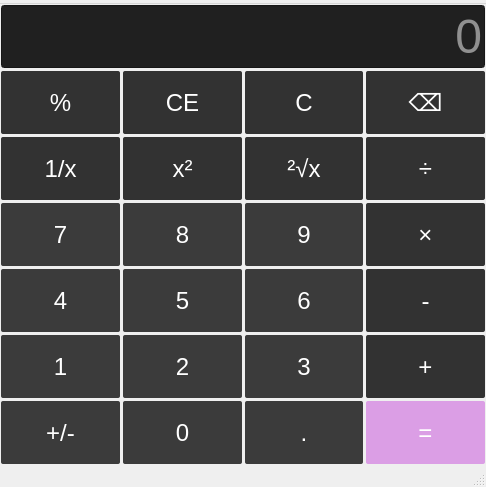
Old version of the form mainwindow.ui in the repository HarveyLoradom/QtCourse.
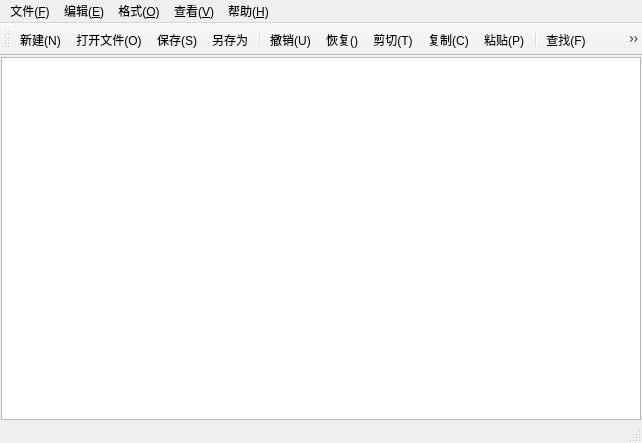
New version of the form. Icons and pictures are not drawn. Custom widgets are drawn as their Qt base class.

```diff
--- a/mainwindow.ui
+++ b/mainwindow.ui
@@ -6,36 +6,17 @@
    <rect>
     <x>0</x>
     <y>0</y>
-    <width>486</width>
-    <height>487</height>
+    <width>642</width>
+    <height>443</height>
    </rect>
   </property>
   <property name="windowTitle">
-   <string>计算器-程宇信-2022414040207</string>
-  </property>
-  <property name="styleSheet">
-   <string notr="true">QPushButton{
-font-size:24px;
-background-color:#C2C2C2;
-color:white;
-border-radius:2px;
-}
-
-QPushButton:hover{
-color:black;
-background-color:#C6E2FF;
-}</string>
+   <string>MainWindow</string>
   </property>
   <widget class="QWidget" name="centralwidget">
-   <property name="sizePolicy">
-    <sizepolicy hsizetype="Minimum" vsizetype="Minimum">
-     <horstretch>0</horstretch>
-     <verstretch>0</verstretch>
-    </sizepolicy>
-   </property>
    <layout class="QVBoxLayout" name="verticalLayout">
     <property name="spacing">
-     <number>3</number>
+     <number>0</number>
     </property>
     <property name="leftMargin">
      <number>1</number>
@@ -50,607 +31,7 @@
      <number>1</number>
     </property>
     <item>
-     <widget class="QLineEdit" name="Display">
-      <property name="minimumSize">
-       <size>
-        <width>332</width>
-        <height>25</height>
-       </size>
-      </property>
-      <property name="styleSheet">
-       <string notr="true">QLineEdit{
-   color:#FFFFFF;
-   background-color:#202020;
-   font-size:48px;
-}</string>
-      </property>
-      <property name="alignment">
-       <set>Qt::AlignmentFlag::AlignRight|Qt::AlignmentFlag::AlignTrailing|Qt::AlignmentFlag::AlignVCenter</set>
-      </property>
-      <property name="placeholderText">
-       <string>0</string>
-      </property>
-     </widget>
-    </item>
-    <item>
-     <layout class="QGridLayout" name="gridLayout_3">
-      <item row="1" column="2">
-       <widget class="QPushButton" name="btnSqrt">
-        <property name="sizePolicy">
-         <sizepolicy hsizetype="Minimum" vsizetype="Minimum">
-          <horstretch>0</horstretch>
-          <verstretch>0</verstretch>
-         </sizepolicy>
-        </property>
-        <property name="styleSheet">
-         <string notr="true">QPushButton{
-    font-size:24px;
-    color:#FFFFFF;
-    background-color:#323232;
-}
-
-QPushButton:hover{
-    background-color:#3B3B3B;
-}</string>
-        </property>
-        <property name="text">
-         <string>²√x</string>
-        </property>
-       </widget>
-      </item>
-      <item row="5" column="1">
-       <widget class="QPushButton" name="btnNum0">
-        <property name="sizePolicy">
-         <sizepolicy hsizetype="Minimum" vsizetype="Minimum">
-          <horstretch>0</horstretch>
-          <verstretch>0</verstretch>
-         </sizepolicy>
-        </property>
-        <property name="styleSheet">
-         <string notr="true">QPushButton{
-    font-size:24px;
-    color:#FFFFFF;
-    background-color:#3B3B3B;
-}
-
-QPushButton:hover{
-    background-color:#323232;
-}</string>
-        </property>
-        <property name="text">
-         <string>0</string>
-        </property>
-       </widget>
-      </item>
-      <item row="0" column="2">
-       <widget class="QPushButton" name="btnC">
-        <property name="sizePolicy">
-         <sizepolicy hsizetype="Minimum" vsizetype="Minimum">
-          <horstretch>0</horstretch>
-          <verstretch>0</verstretch>
-         </sizepolicy>
-        </property>
-        <property name="styleSheet">
-         <string notr="true">QPushButton{
-    font-size:24px;
-    color:#FFFFFF;
-    background-color:#323232;
-}
-
-QPushButton:hover{
-    background-color:#3B3B3B;
-}</string>
-        </property>
-        <property name="text">
-         <string>C</string>
-        </property>
-       </widget>
-      </item>
-      <item row="2" column="0">
-       <widget class="QPushButton" name="btnNum7">
-        <property name="sizePolicy">
-         <sizepolicy hsizetype="Minimum" vsizetype="Minimum">
-          <horstretch>0</horstretch>
-          <verstretch>0</verstretch>
-         </sizepolicy>
-        </property>
-        <property name="styleSheet">
-         <string notr="true">QPushButton{
-    font-size:24px;
-    color:#FFFFFF;
-    background-color:#3B3B3B;
-}
-
-QPushButton:hover{
-    background-color:#323232;
-}</string>
-        </property>
-        <property name="text">
-         <string>7</string>
-        </property>
-       </widget>
-      </item>
-      <item row="4" column="2">
-       <widget class="QPushButton" name="btnNum3">
-        <property name="sizePolicy">
-         <sizepolicy hsizetype="Minimum" vsizetype="Minimum">
-          <horstretch>0</horstretch>
-          <verstretch>0</verstretch>
-         </sizepolicy>
-        </property>
-        <property name="styleSheet">
-         <string notr="true">QPushButton{
-    font-size:24px;
-    color:#FFFFFF;
-    background-color:#3B3B3B;
-}
-
-QPushButton:hover{
-    background-color:#323232;
-}</string>
-        </property>
-        <property name="text">
-         <string>3</string>
-        </property>
-       </widget>
-      </item>
-      <item row="4" column="1">
-       <widget class="QPushButton" name="btnNum2">
-        <property name="sizePolicy">
-         <sizepolicy hsizetype="Minimum" vsizetype="Minimum">
-          <horstretch>0</horstretch>
-          <verstretch>0</verstretch>
-         </sizepolicy>
-        </property>
-        <property name="styleSheet">
-         <string notr="true">QPushButton{
-    font-size:24px;
-    color:#FFFFFF;
-    background-color:#3B3B3B;
-}
-
-QPushButton:hover{
-    background-color:#323232;
-}</string>
-        </property>
-        <property name="text">
-         <string>2</string>
-        </property>
-       </widget>
-      </item>
-      <item row="1" column="0">
-       <widget class="QPushButton" name="btnF">
-        <property name="sizePolicy">
-         <sizepolicy hsizetype="Minimum" vsizetype="Minimum">
-          <horstretch>0</horstretch>
-          <verstretch>0</verstretch>
-         </sizepolicy>
-        </property>
-        <property name="styleSheet">
-         <string notr="true">QPushButton{
-    font-size:24px;
-    color:#FFFFFF;
-    background-color:#323232;
-}
-
-QPushButton:hover{
-    background-color:#3B3B3B;
-}</string>
-        </property>
-        <property name="text">
-         <string>1/x</string>
-        </property>
-       </widget>
-      </item>
-      <item row="1" column="3">
-       <widget class="QPushButton" name="btnDivide">
-        <property name="sizePolicy">
-         <sizepolicy hsizetype="Minimum" vsizetype="Minimum">
-          <horstretch>0</horstretch>
-          <verstretch>0</verstretch>
-         </sizepolicy>
-        </property>
-        <property name="styleSheet">
-         <string notr="true">QPushButton{
-    font-size:24px;
-    color:#FFFFFF;
-    background-color:#323232;
-}
-
-QPushButton:hover{
-    background-color:#3B3B3B;
-}</string>
-        </property>
-        <property name="text">
-         <string>÷</string>
-        </property>
-       </widget>
-      </item>
-      <item row="2" column="3">
-       <widget class="QPushButton" name="btnMulti">
-        <property name="sizePolicy">
-         <sizepolicy hsizetype="Minimum" vsizetype="Minimum">
-          <horstretch>0</horstretch>
-          <verstretch>0</verstretch>
-         </sizepolicy>
-        </property>
-        <property name="styleSheet">
-         <string notr="true">QPushButton{
-    font-size:24px;
-    color:#FFFFFF;
-    background-color:#323232;
-}
-
-QPushButton:hover{
-    background-color:#3B3B3B;
-}</string>
-        </property>
-        <property name="text">
-         <string>×</string>
-        </property>
-       </widget>
-      </item>
-      <item row="2" column="2">
-       <widget class="QPushButton" name="btnNum9">
-        <property name="sizePolicy">
-         <sizepolicy hsizetype="Minimum" vsizetype="Minimum">
-          <horstretch>0</horstretch>
-          <verstretch>0</verstretch>
-         </sizepolicy>
-        </property>
-        <property name="styleSheet">
-         <string notr="true">QPushButton{
-    font-size:24px;
-    color:#FFFFFF;
-    background-color:#3B3B3B;
-}
-
-QPushButton:hover{
-    background-color:#323232;
-}</string>
-        </property>
-        <property name="text">
-         <string>9</string>
-        </property>
-       </widget>
-      </item>
-      <item row="3" column="0">
-       <widget class="QPushButton" name="btnNum4">
-        <property name="sizePolicy">
-         <sizepolicy hsizetype="Minimum" vsizetype="Minimum">
-          <horstretch>0</horstretch>
-          <verstretch>0</verstretch>
-         </sizepolicy>
-        </property>
-        <property name="styleSheet">
-         <string notr="true">QPushButton{
-    font-size:24px;
-    color:#FFFFFF;
-    background-color:#3B3B3B;
-}
-
-QPushButton:hover{
-    background-color:#323232;
-}</string>
-        </property>
-        <property name="text">
-         <string>4</string>
-        </property>
-       </widget>
-      </item>
-      <item row="3" column="2">
-       <widget class="QPushButton" name="btnNum6">
-        <property name="sizePolicy">
-         <sizepolicy hsizetype="Minimum" vsizetype="Minimum">
-          <horstretch>0</horstretch>
-          <verstretch>0</verstretch>
-         </sizepolicy>
-        </property>
-        <property name="styleSheet">
-         <string notr="true">QPushButton{
-    font-size:24px;
-    color:#FFFFFF;
-    background-color:#3B3B3B;
-}
-
-QPushButton:hover{
-    background-color:#323232;
-}</string>
-        </property>
-        <property name="text">
-         <string>6</string>
-        </property>
-       </widget>
-      </item>
-      <item row="0" column="3">
-       <widget class="QPushButton" name="btnDelete">
-        <property name="sizePolicy">
-         <sizepolicy hsizetype="Minimum" vsizetype="Minimum">
-          <horstretch>0</horstretch>
-          <verstretch>0</verstretch>
-         </sizepolicy>
-        </property>
-        <property name="styleSheet">
-         <string notr="true">QPushButton{
-    font-size:24px;
-    color:#FFFFFF;
-    background-color:#323232;
-}
-
-QPushButton:hover{
-    background-color:#3B3B3B;
-}</string>
-        </property>
-        <property name="text">
-         <string>⌫</string>
-        </property>
-       </widget>
-      </item>
-      <item row="4" column="3">
-       <widget class="QPushButton" name="btnAdd">
-        <property name="sizePolicy">
-         <sizepolicy hsizetype="Minimum" vsizetype="Minimum">
-          <horstretch>0</horstretch>
-          <verstretch>0</verstretch>
-         </sizepolicy>
-        </property>
-        <property name="styleSheet">
-         <string notr="true">QPushButton{
-    font-size:24px;
-    color:#FFFFFF;
-    background-color:#323232;
-}
-
-QPushButton:hover{
-    background-color:#3B3B3B;
-}</string>
-        </property>
-        <property name="text">
-         <string>+</string>
-        </property>
-       </widget>
-      </item>
-      <item row="4" column="0">
-       <widget class="QPushButton" name="btnNum1">
-        <property name="sizePolicy">
-         <sizepolicy hsizetype="Minimum" vsizetype="Minimum">
-          <horstretch>0</horstretch>
-          <verstretch>0</verstretch>
-         </sizepolicy>
-        </property>
-        <property name="styleSheet">
-         <string notr="true">QPushButton{
-    font-size:24px;
-    color:#FFFFFF;
-    background-color:#3B3B3B;
-}
-
-QPushButton:hover{
-    background-color:#323232;
-}</string>
-        </property>
-        <property name="text">
-         <string>1</string>
-        </property>
-       </widget>
-      </item>
-      <item row="3" column="3">
-       <widget class="QPushButton" name="btnSub">
-        <property name="sizePolicy">
-         <sizepolicy hsizetype="Minimum" vsizetype="Minimum">
-          <horstretch>0</horstretch>
-          <verstretch>0</verstretch>
-         </sizepolicy>
-        </property>
-        <property name="styleSheet">
-         <string notr="true">QPushButton{
-    font-size:24px;
-    color:#FFFFFF;
-    background-color:#323232;
-}
-
-QPushButton:hover{
-    background-color:#3B3B3B;
-}</string>
-        </property>
-        <property name="text">
-         <string>-</string>
-        </property>
-       </widget>
-      </item>
-      <item row="5" column="0">
-       <widget class="QPushButton" name="btnAddSub">
-        <property name="sizePolicy">
-         <sizepolicy hsizetype="Minimum" vsizetype="Minimum">
-          <horstretch>0</horstretch>
-          <verstretch>0</verstretch>
-         </sizepolicy>
-        </property>
-        <property name="styleSheet">
-         <string notr="true">QPushButton{
-    font-size:24px;
-    color:#FFFFFF;
-    background-color:#3B3B3B;
-}
-
-QPushButton:hover{
-    background-color:#323232;
-}</string>
-        </property>
-        <property name="text">
-         <string>+/-</string>
-        </property>
-       </widget>
-      </item>
-      <item row="5" column="2">
-       <widget class="QPushButton" name="btnDian">
-        <property name="sizePolicy">
-         <sizepolicy hsizetype="Minimum" vsizetype="Minimum">
-          <horstretch>0</horstretch>
-          <verstretch>0</verstretch>
-         </sizepolicy>
-        </property>
-        <property name="styleSheet">
-         <string notr="true">QPushButton{
-    font-size:24px;
-    color:#FFFFFF;
-    background-color:#3B3B3B;
-}
-
-QPushButton:hover{
-    background-color:#323232;
-}</string>
-        </property>
-        <property name="text">
-         <string>.</string>
-        </property>
-       </widget>
-      </item>
-      <item row="1" column="1">
-       <widget class="QPushButton" name="btnSquare">
-        <property name="sizePolicy">
-         <sizepolicy hsizetype="Minimum" vsizetype="Minimum">
-          <horstretch>0</horstretch>
-          <verstretch>0</verstretch>
-         </sizepolicy>
-        </property>
-        <property name="styleSheet">
-         <string notr="true">QPushButton{
-    font-size:24px;
-    color:#FFFFFF;
-    background-color:#323232;
-}
-
-QPushButton:hover{
-    background-color:#3B3B3B;
-}</string>
-        </property>
-        <property name="text">
-         <string>x²</string>
-        </property>
-       </widget>
-      </item>
-      <item row="5" column="3">
-       <widget class="QPushButton" name="btnAll">
-        <property name="sizePolicy">
-         <sizepolicy hsizetype="Minimum" vsizetype="Minimum">
-          <horstretch>0</horstretch>
-          <verstretch>0</verstretch>
-         </sizepolicy>
-        </property>
-        <property name="styleSheet">
-         <string notr="true">QPushButton{
-    font-size:24px;
-    color:#FFFFFF;
-    background-color:#DB9EE5;
-}
-
-QPushButton:hover{
-    background-color:rgb(201,113,217);
-}</string>
-        </property>
-        <property name="text">
-         <string>=</string>
-        </property>
-       </widget>
-      </item>
-      <item row="2" column="1">
-       <widget class="QPushButton" name="btnNum8">
-        <property name="sizePolicy">
-         <sizepolicy hsizetype="Minimum" vsizetype="Minimum">
-          <horstretch>0</horstretch>
-          <verstretch>0</verstretch>
-         </sizepolicy>
-        </property>
-        <property name="styleSheet">
-         <string notr="true">QPushButton{
-    font-size:24px;
-    color:#FFFFFF;
-    background-color:#3B3B3B;
-}
-
-QPushButton:hover{
-    background-color:#323232;
-}</string>
-        </property>
-        <property name="text">
-         <string>8</string>
-        </property>
-       </widget>
-      </item>
-      <item row="0" column="1">
-       <widget class="QPushButton" name="btnCE">
-        <property name="sizePolicy">
-         <sizepolicy hsizetype="Minimum" vsizetype="Minimum">
-          <horstretch>0</horstretch>
-          <verstretch>0</verstretch>
-         </sizepolicy>
-        </property>
-        <property name="styleSheet">
-         <string notr="true">QPushButton{
-    font-size:24px;
-    color:#FFFFFF;
-    background-color:#323232;
-}
-
-QPushButton:hover{
-    background-color:#3B3B3B;
-}</string>
-        </property>
-        <property name="text">
-         <string>CE</string>
-        </property>
-       </widget>
-      </item>
-      <item row="3" column="1">
-       <widget class="QPushButton" name="btnNum5">
-        <property name="sizePolicy">
-         <sizepolicy hsizetype="Minimum" vsizetype="Minimum">
-          <horstretch>0</horstretch>
-          <verstretch>0</verstretch>
-         </sizepolicy>
-        </property>
-        <property name="styleSheet">
-         <string notr="true">QPushButton{
-    font-size:24px;
-    color:#FFFFFF;
-    background-color:#3B3B3B;
-}
-
-QPushButton:hover{
-    background-color:#323232;
-}</string>
-        </property>
-        <property name="text">
-         <string>5</string>
-        </property>
-       </widget>
-      </item>
-      <item row="0" column="0">
-       <widget class="QPushButton" name="btnPercent">
-        <property name="sizePolicy">
-         <sizepolicy hsizetype="Minimum" vsizetype="Minimum">
-          <horstretch>0</horstretch>
-          <verstretch>0</verstretch>
-         </sizepolicy>
-        </property>
-        <property name="styleSheet">
-         <string notr="true">QPushButton{
-    font-size:24px;
-    color:#FFFFFF;
-    background-color:#323232;
-}
-
-QPushButton:hover{
-    background-color:#3B3B3B;
-}</string>
-        </property>
-        <property name="text">
-         <string>%</string>
-        </property>
-       </widget>
-      </item>
-     </layout>
+     <widget class="CodeEditor" name="textEdit"/>
     </item>
    </layout>
   </widget>
@@ -659,19 +40,484 @@
     <rect>
      <x>0</x>
      <y>0</y>
-     <width>486</width>
+     <width>642</width>
      <height>25</height>
     </rect>
    </property>
    <widget class="QMenu" name="menu">
     <property name="title">
-     <string/>
+     <string>文件(&amp;F)</string>
     </property>
+    <addaction name="actionNew"/>
+    <addaction name="actionOpen"/>
+    <addaction name="actionSave"/>
+    <addaction name="actionSaveAs"/>
+    <addaction name="actionExit"/>
+   </widget>
+   <widget class="QMenu" name="menu_E">
+    <property name="title">
+     <string>编辑(&amp;E)</string>
+    </property>
+    <addaction name="actionUndo"/>
+    <addaction name="actionRedo"/>
+    <addaction name="actionCut"/>
+    <addaction name="actionCopy"/>
+    <addaction name="actionPaste"/>
+    <addaction name="separator"/>
+    <addaction name="actionFind"/>
+    <addaction name="actionReplace"/>
+    <addaction name="separator"/>
+    <addaction name="actionSelectAll"/>
+   </widget>
+   <widget class="QMenu" name="menu_O">
+    <property name="title">
+     <string>格式(&amp;O)</string>
+    </property>
+    <addaction name="actionFont"/>
+    <addaction name="actionFontcolor"/>
+    <addaction name="separator"/>
+    <addaction name="actionShowLineNumber"/>
+    <addaction name="actionLineWrap"/>
+    <addaction name="separator"/>
+    <addaction name="actionFontbackgroundcolor"/>
+    <addaction name="actionEditbackgroundcolor"/>
+   </widget>
+   <widget class="QMenu" name="menu_V">
+    <property name="title">
+     <string>查看(&amp;V)</string>
+    </property>
+    <addaction name="actionToolBar"/>
+    <addaction name="actionStatusBar"/>
+   </widget>
+   <widget class="QMenu" name="menu_H">
+    <property name="title">
+     <string>帮助(&amp;H)</string>
+    </property>
+    <addaction name="actionAbout"/>
    </widget>
    <addaction name="menu"/>
+   <addaction name="menu_E"/>
+   <addaction name="menu_O"/>
+   <addaction name="menu_V"/>
+   <addaction name="menu_H"/>
   </widget>
   <widget class="QStatusBar" name="statusbar"/>
+  <widget class="QToolBar" name="toolBar">
+   <property name="windowTitle">
+    <string>toolBar</string>
+   </property>
+   <attribute name="toolBarArea">
+    <enum>TopToolBarArea</enum>
+   </attribute>
+   <attribute name="toolBarBreak">
+    <bool>false</bool>
+   </attribute>
+   <addaction name="actionNew"/>
+   <addaction name="actionOpen"/>
+   <addaction name="actionSave"/>
+   <addaction name="actionSaveAs"/>
+   <addaction name="separator"/>
+   <addaction name="actionUndo"/>
+   <addaction name="actionRedo"/>
+   <addaction name="actionCut"/>
+   <addaction name="actionCopy"/>
+   <addaction name="actionPaste"/>
+   <addaction name="separator"/>
+   <addaction name="actionFind"/>
+   <addaction name="actionReplace"/>
+   <addaction name="actionFont"/>
+   <addaction name="actionShowLineNumber"/>
+   <addaction name="actionLineWrap"/>
+   <addaction name="separator"/>
+   <addaction name="actionToolBar"/>
+   <addaction name="actionStatusBar"/>
+   <addaction name="separator"/>
+  </widget>
+  <action name="actionNew">
+   <property name="icon">
+    <iconset resource="icon.qrc">
+     <normaloff>:/img/new.svg</normaloff>:/img/new.svg</iconset>
+   </property>
+   <property name="text">
+    <string>新建(&amp;N)</string>
+   </property>
+   <property name="toolTip">
+    <string>新建</string>
+   </property>
+   <property name="shortcut">
+    <string>Ctrl+N</string>
+   </property>
+   <property name="menuRole">
+    <enum>QAction::MenuRole::NoRole</enum>
+   </property>
+  </action>
+  <action name="actionOpen">
+   <property name="icon">
+    <iconset resource="icon.qrc">
+     <normaloff>:/img/open.svg</normaloff>:/img/open.svg</iconset>
+   </property>
+   <property name="text">
+    <string>打开文件(&amp;O)</string>
+   </property>
+   <property name="toolTip">
+    <string>打开文件</string>
+   </property>
+   <property name="shortcut">
+    <string>Ctrl+O</string>
+   </property>
+   <property name="menuRole">
+    <enum>QAction::MenuRole::NoRole</enum>
+   </property>
+  </action>
+  <action name="actionSave">
+   <property name="icon">
+    <iconset resource="icon.qrc">
+     <normaloff>:/img/save.svg</normaloff>:/img/save.svg</iconset>
+   </property>
+   <property name="text">
+    <string>保存(&amp;S)</string>
+   </property>
+   <property name="toolTip">
+    <string>保存</string>
+   </property>
+   <property name="shortcut">
+    <string>Ctrl+N</string>
+   </property>
+   <property name="menuRole">
+    <enum>QAction::MenuRole::NoRole</enum>
+   </property>
+  </action>
+  <action name="actionSaveAs">
+   <property name="icon">
+    <iconset resource="icon.qrc">
+     <normaloff>:/img/save-as.svg</normaloff>:/img/save-as.svg</iconset>
+   </property>
+   <property name="text">
+    <string>另存为</string>
+   </property>
+   <property name="toolTip">
+    <string>另存为</string>
+   </property>
+   <property name="menuRole">
+    <enum>QAction::MenuRole::NoRole</enum>
+   </property>
+  </action>
+  <action name="actionUndo">
+   <property name="icon">
+    <iconset resource="icon.qrc">
+     <normaloff>:/img/ctrlz.svg</normaloff>:/img/ctrlz.svg</iconset>
+   </property>
+   <property name="text">
+    <string>撤销(&amp;U)</string>
+   </property>
+   <property name="toolTip">
+    <string>撤销</string>
+   </property>
+   <property name="shortcut">
+    <string>Ctrl+Z</string>
+   </property>
+   <property name="menuRole">
+    <enum>QAction::MenuRole::NoRole</enum>
+   </property>
+  </action>
+  <action name="actionRedo">
+   <property name="icon">
+    <iconset resource="icon.qrc">
+     <normaloff>:/img/redo_L.svg</normaloff>:/img/redo_L.svg</iconset>
+   </property>
+   <property name="text">
+    <string>恢复(&amp;)</string>
+   </property>
+   <property name="toolTip">
+    <string>恢复</string>
+   </property>
+   <property name="shortcut">
+    <string>Ctrl+Shift+Z</string>
+   </property>
+   <property name="menuRole">
+    <enum>QAction::MenuRole::NoRole</enum>
+   </property>
+  </action>
+  <action name="actionCopy">
+   <property name="icon">
+    <iconset resource="icon.qrc">
+     <normaloff>:/img/copy.svg</normaloff>:/img/copy.svg</iconset>
+   </property>
+   <property name="text">
+    <string>复制(&amp;C)</string>
+   </property>
+   <property name="toolTip">
+    <string>复制</string>
+   </property>
+   <property name="shortcut">
+    <string>Ctrl+C</string>
+   </property>
+   <property name="menuRole">
+    <enum>QAction::MenuRole::NoRole</enum>
+   </property>
+  </action>
+  <action name="actionCut">
+   <property name="icon">
+    <iconset resource="icon.qrc">
+     <normaloff>:/img/cut.svg</normaloff>:/img/cut.svg</iconset>
+   </property>
+   <property name="text">
+    <string>剪切(&amp;T)</string>
+   </property>
+   <property name="toolTip">
+    <string>剪切</string>
+   </property>
+   <property name="shortcut">
+    <string>Ctrl+X</string>
+   </property>
+   <property name="menuRole">
+    <enum>QAction::MenuRole::NoRole</enum>
+   </property>
+  </action>
+  <action name="actionPaste">
+   <property name="icon">
+    <iconset resource="icon.qrc">
+     <normaloff>:/img/paste.svg</normaloff>:/img/paste.svg</iconset>
+   </property>
+   <property name="text">
+    <string>粘贴(&amp;P)</string>
+   </property>
+   <property name="toolTip">
+    <string>粘贴</string>
+   </property>
+   <property name="shortcut">
+    <string>Ctrl+V</string>
+   </property>
+   <property name="menuRole">
+    <enum>QAction::MenuRole::NoRole</enum>
+   </property>
+  </action>
+  <action name="actionFind">
+   <property name="icon">
+    <iconset resource="icon.qrc">
+     <normaloff>:/img/find.svg</normaloff>:/img/find.svg</iconset>
+   </property>
+   <property name="text">
+    <string>查找(&amp;F)</string>
+   </property>
+   <property name="shortcut">
+    <string>Ctrl+F</string>
+   </property>
+   <property name="menuRole">
+    <enum>QAction::MenuRole::NoRole</enum>
+   </property>
+  </action>
+  <action name="actionReplace">
+   <property name="icon">
+    <iconset resource="icon.qrc">
+     <normaloff>:/img/replace.svg</normaloff>:/img/replace.svg</iconset>
+   </property>
+   <property name="text">
+    <string>替换(&amp;R)</string>
+   </property>
+   <property name="toolTip">
+    <string>替换</string>
+   </property>
+   <property name="shortcut">
+    <string>Ctrl+H</string>
+   </property>
+   <property name="menuRole">
+    <enum>QAction::MenuRole::NoRole</enum>
+   </property>
+  </action>
+  <action name="actionFont">
+   <property name="icon">
+    <iconset resource="icon.qrc">
+     <normaloff>:/img/font.svg</normaloff>:/img/font.svg</iconset>
+   </property>
+   <property name="text">
+    <string>字体(&amp;F)</string>
+   </property>
+   <property name="toolTip">
+    <string>字体</string>
+   </property>
+   <property name="menuRole">
+    <enum>QAction::MenuRole::NoRole</enum>
+   </property>
+  </action>
+  <action name="actionShowLineNumber">
+   <property name="checkable">
+    <bool>true</bool>
+   </property>
+   <property name="icon">
+    <iconset resource="icon.qrc">
+     <normaloff>:/img/line-numbers.svg</normaloff>:/img/line-numbers.svg</iconset>
+   </property>
+   <property name="text">
+    <string>显示行号(&amp;L)</string>
+   </property>
+   <property name="toolTip">
+    <string>分行</string>
+   </property>
+   <property name="shortcut">
+    <string>Ctrl+L</string>
+   </property>
+   <property name="menuRole">
+    <enum>QAction::MenuRole::NoRole</enum>
+   </property>
+  </action>
+  <action name="actionLineWrap">
+   <property name="checkable">
+    <bool>true</bool>
+   </property>
+   <property name="icon">
+    <iconset resource="icon.qrc">
+     <normaloff>:/img/autowrap.svg</normaloff>:/img/autowrap.svg</iconset>
+   </property>
+   <property name="text">
+    <string>自动换行(&amp;W)</string>
+   </property>
+   <property name="toolTip">
+    <string>换行</string>
+   </property>
+   <property name="menuRole">
+    <enum>QAction::MenuRole::NoRole</enum>
+   </property>
+  </action>
+  <action name="actionToolBar">
+   <property name="checkable">
+    <bool>true</bool>
+   </property>
+   <property name="icon">
+    <iconset resource="icon.qrc">
+     <normaloff>:/img/toolbar_toolbar_tool.svg</normaloff>:/img/toolbar_toolbar_tool.svg</iconset>
+   </property>
+   <property name="text">
+    <string>工具栏(&amp;T)</string>
+   </property>
+   <property name="toolTip">
+    <string>工具栏</string>
+   </property>
+   <property name="menuRole">
+    <enum>QAction::MenuRole::NoRole</enum>
+   </property>
+  </action>
+  <action name="actionStatusBar">
+   <property name="checkable">
+    <bool>true</bool>
+   </property>
+   <property name="icon">
+    <iconset resource="icon.qrc">
+     <normaloff>:/img/icon_status.svg</normaloff>:/img/icon_status.svg</iconset>
+   </property>
+   <property name="text">
+    <string>状态栏(&amp;S)</string>
+   </property>
+   <property name="toolTip">
+    <string>状态栏</string>
+   </property>
+   <property name="menuRole">
+    <enum>QAction::MenuRole::NoRole</enum>
+   </property>
+  </action>
+  <action name="actionSelectAll">
+   <property name="icon">
+    <iconset resource="icon.qrc">
+     <normaloff>:/img/select-all.svg</normaloff>:/img/select-all.svg</iconset>
+   </property>
+   <property name="text">
+    <string>全选(&amp;A)</string>
+   </property>
+   <property name="toolTip">
+    <string>全选</string>
+   </property>
+   <property name="shortcut">
+    <string>Ctrl+A</string>
+   </property>
+   <property name="menuRole">
+    <enum>QAction::MenuRole::NoRole</enum>
+   </property>
+  </action>
+  <action name="actionAbout">
+   <property name="icon">
+    <iconset resource="icon.qrc">
+     <normaloff>:/img/about.svg</normaloff>:/img/about.svg</iconset>
+   </property>
+   <property name="text">
+    <string>关于(&amp;A)</string>
+   </property>
+   <property name="toolTip">
+    <string>关于</string>
+   </property>
+   <property name="menuRole">
+    <enum>QAction::MenuRole::NoRole</enum>
+   </property>
+  </action>
+  <action name="actionFontcolor">
+   <property name="icon">
+    <iconset resource="icon.qrc">
+     <normaloff>:/img/fontcolor.svg</normaloff>:/img/fontcolor.svg</iconset>
+   </property>
+   <property name="text">
+    <string>字体颜色</string>
+   </property>
+   <property name="toolTip">
+    <string>字体颜色</string>
+   </property>
+   <property name="menuRole">
+    <enum>QAction::MenuRole::NoRole</enum>
+   </property>
+  </action>
+  <action name="actionFontbackgroundcolor">
+   <property name="icon">
+    <iconset resource="icon.qrc">
+     <normaloff>:/img/background-color.svg</normaloff>:/img/background-color.svg</iconset>
+   </property>
+   <property name="text">
+    <string>字体背景色</string>
+   </property>
+   <property name="toolTip">
+    <string>字体背景色</string>
+   </property>
+   <property name="menuRole">
+    <enum>QAction::MenuRole::NoRole</enum>
+   </property>
+  </action>
+  <action name="actionEditbackgroundcolor">
+   <property name="icon">
+    <iconset resource="icon.qrc">
+     <normaloff>:/img/edit-color.svg</normaloff>:/img/edit-color.svg</iconset>
+   </property>
+   <property name="text">
+    <string>编辑器背景色</string>
+   </property>
+   <property name="toolTip">
+    <string>编辑器背景色</string>
+   </property>
+   <property name="menuRole">
+    <enum>QAction::MenuRole::NoRole</enum>
+   </property>
+  </action>
+  <action name="actionExit">
+   <property name="icon">
+    <iconset resource="icon.qrc">
+     <normaloff>:/img/exit.svg</normaloff>:/img/exit.svg</iconset>
+   </property>
+   <property name="text">
+    <string>退出(&amp;X)</string>
+   </property>
+   <property name="toolTip">
+    <string>退出</string>
+   </property>
+   <property name="menuRole">
+    <enum>QAction::MenuRole::NoRole</enum>
+   </property>
+  </action>
  </widget>
- <resources/>
+ <customwidgets>
+  <customwidget>
+   <class>CodeEditor</class>
+   <extends>QPlainTextEdit</extends>
+   <header location="global">codeeditor.h</header>
+  </customwidget>
+ </customwidgets>
+ <resources>
+  <include location="icon.qrc"/>
+ </resources>
  <connections/>
 </ui>
```
